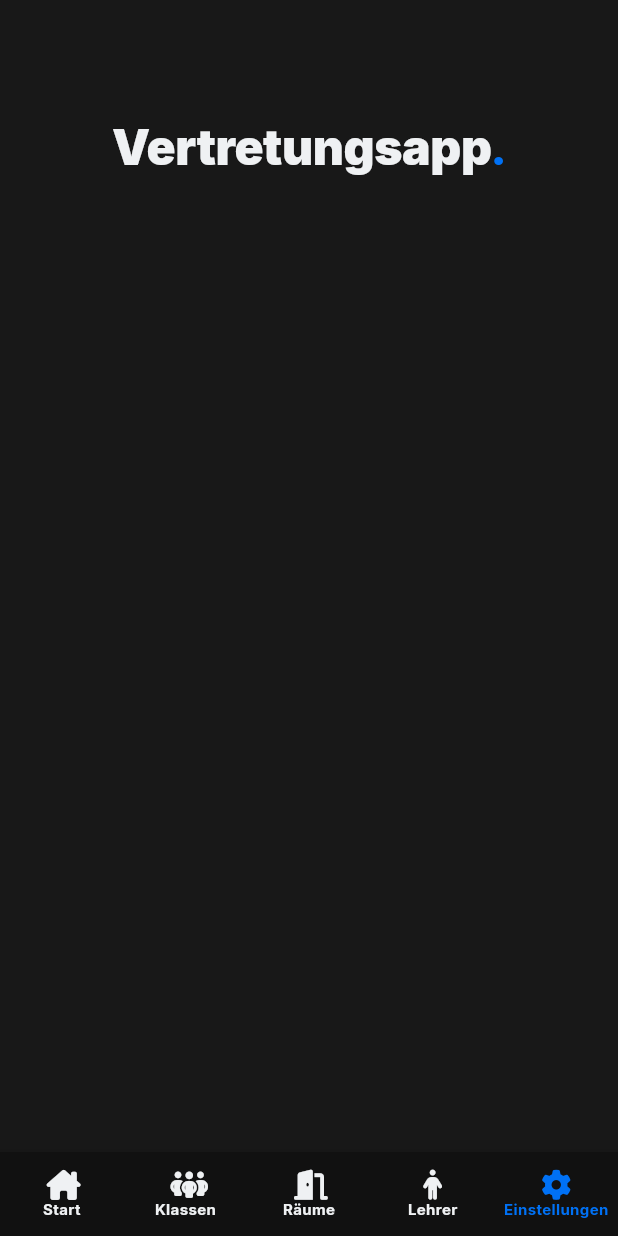
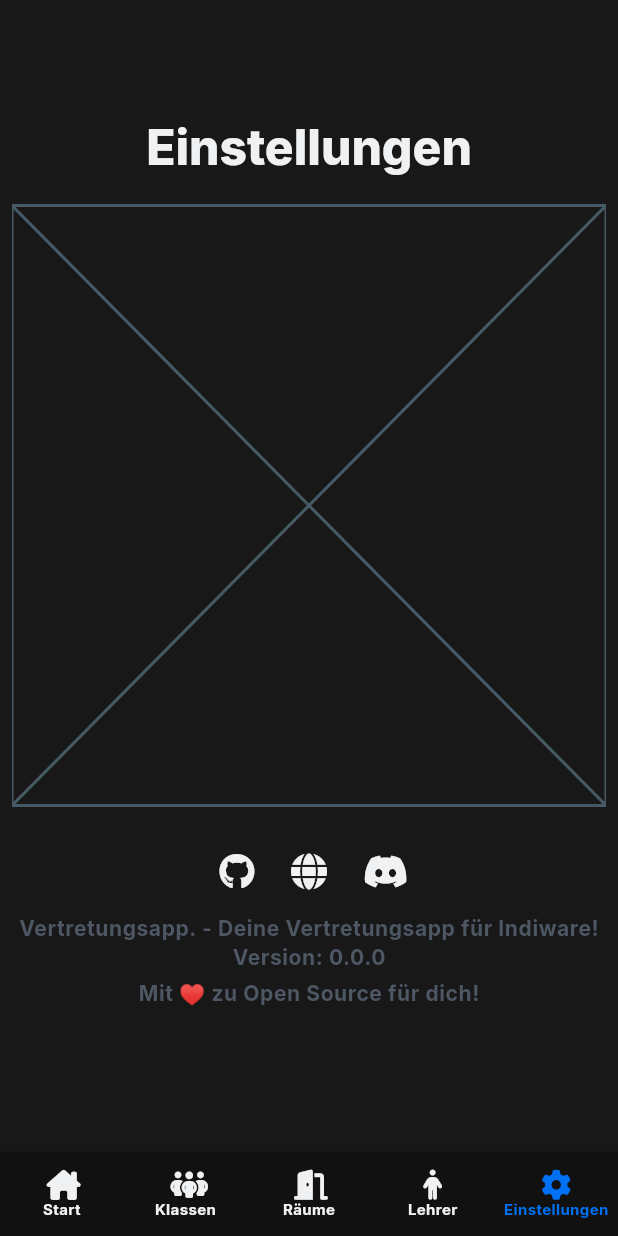
Before and after one commit to Vertretungsapp/app, a Flutter app: the screen it shows after launch, swiped to page 5, on a phone screen of 412 x 824 dp. Run offline on Flutter 3.47's test engine with Material 2 defaults, Android fonts, the phone set to English and light mode, and no system bars; our stand-ins replace flutter_secure_storage, font_awesome_flutter, google_fonts, hive_flutter, package_info_plus; missing offline and left inert: dart_date, xml2json; accounts and stored records are empty; network calls fail; statements that could not run were skipped.

Commit message:
implemented first settings page, wip

```diff
--- a/lib/main.dart
+++ b/lib/main.dart
@@ -5,6 +5,7 @@ import 'package:hive_flutter/hive_flutter.dart';
 import 'package:vertretungsapp/api/cache.dart';
 import 'package:vertretungsapp/api/stundenplan24/models/schedule.dart';
 import 'package:vertretungsapp/pages/overview.dart';
+import 'package:vertretungsapp/pages/settings.dart';
 import 'package:vertretungsapp/themes/dark_theme.dart';
 
 import 'pages/home.dart';
@@ -31,7 +32,7 @@ class _MainState extends State<Main> {
     const OverviewPage(type: ScheduleType.schoolClass),
     const OverviewPage(type: ScheduleType.room),
     const OverviewPage(type: ScheduleType.teacher),
-    const HomePage(),
+    const SettingsPage(),
   ];
 
   @override
--- a/lib/pages/overview.dart
+++ b/lib/pages/overview.dart
@@ -28,7 +28,8 @@ class _OverviewPageState extends State<OverviewPage> {
     final headline = ["Klassen", "Raum", "Lehrer"][widget.type.index];
 
     return Scaffold(
-      body: Column(
+      body: Center(
+        child: Column(
           children: [
             RichText(
               text: TextSpan(
@@ -67,7 +68,8 @@ class _OverviewPageState extends State<OverviewPage> {
                             crossAxisSpacing: 16,
                             childAspectRatio: 2,
                             children: items
-                              .map((e) => _Item(type: widget.type, schedule: e))
+                                .map((e) =>
+                                    _Item(type: widget.type, schedule: e))
                                 .toList()));
                   } else if (snapshot.hasError) {
                     return const Text("Error");
@@ -76,6 +78,7 @@ class _OverviewPageState extends State<OverviewPage> {
                   }
                 })
           ],
+        ),
       ),
     );
   }
--- /dev/null
+++ b/lib/pages/settings.dart
@@ -0,0 +1,96 @@
+import 'dart:io';
+
+import 'package:flutter/material.dart';
+import 'package:font_awesome_flutter/font_awesome_flutter.dart';
+import 'package:package_info_plus/package_info_plus.dart';
+import 'package:url_launcher/url_launcher.dart';
+
+class SettingsPage extends StatefulWidget {
+  const SettingsPage({super.key});
+
+  @override
+  State<SettingsPage> createState() => _SettingsPageState();
+}
+
+class _SettingsPageState extends State<SettingsPage> {
+  Future<PackageInfo> packageInfo = PackageInfo.fromPlatform();
+
+  @override
+  Widget build(BuildContext context) {
+    return Scaffold(
+      body: Column(children: [
+        Text("Einstellungen", style: Theme.of(context).textTheme.displayMedium),
+        const SizedBox(height: 20),
+        const Placeholder(),
+        const SizedBox(height: 20),
+        Container(
+            alignment: Alignment.center,
+            child: Column(
+              children: [
+                const Row(
+                  mainAxisAlignment: MainAxisAlignment.center,
+                  children: [
+                    _ExternalLink(
+                        url: "https://github.com/Vertretungsapp/app",
+                        icon: FontAwesomeIcons.github),
+                    _ExternalLink(
+                        url: "https://vertretungsapp.de",
+                        icon: FontAwesomeIcons.globe),
+                    _ExternalLink(
+                        url: "https://vertretungsapp.de/discord",
+                        icon: FontAwesomeIcons.discord),
+                  ],
+                ),
+                const SizedBox(height: 5),
+                Text("Vertretungsapp. - Deine Vertretungsapp für Indiware!",
+                    style: Theme.of(context).textTheme.bodySmall!.copyWith(
+                        color: Theme.of(context).colorScheme.tertiary)),
+                FutureBuilder(
+                    future: packageInfo,
+                    builder: (context, snapshot) {
+                      if (snapshot.hasData) {
+                        return Text("Version: ${snapshot.requireData.version}",
+                            style: Theme.of(context)
+                                .textTheme
+                                .bodySmall!
+                                .copyWith(
+                                    color: Theme.of(context)
+                                        .colorScheme
+                                        .tertiary));
+                      } else {
+                        return Text("Version: -",
+                            style: Theme.of(context)
+                                .textTheme
+                                .bodySmall!
+                                .copyWith(
+                                    color: Theme.of(context)
+                                        .colorScheme
+                                        .tertiary));
+                      }
+                    }),
+                const SizedBox(height: 5),
+                Text("Mit ♥️ zu Open Source für dich!",
+                    style: Theme.of(context).textTheme.bodySmall!.copyWith(
+                        color: Theme.of(context).colorScheme.tertiary)),
+              ],
+            ))
+      ]),
+    );
+  }
+}
+
+class _ExternalLink extends StatelessWidget {
+  final String url;
+  final IconData icon;
+
+  const _ExternalLink({super.key, required this.url, required this.icon});
+
+  @override
+  Widget build(BuildContext context) {
+    return IconButton(
+        onPressed: () {
+          launchUrl(Uri.parse(url));
+        },
+        icon: Icon(icon));
+  }
+}
--- a/pubspec.yaml
+++ b/pubspec.yaml
@@ -1,7 +1,7 @@
 name: vertretungsapp
 description: Deine Vertretungsplanapp für Indiware
 publish_to: 'none'
-version: 1.0.0
+version: 0.0.0
 
 environment:
   sdk: '>=3.1.3 <4.0.0'
@@ -23,6 +23,8 @@ dependencies:
   flutter_launcher_icons: ^0.13.1
   hive: ^2.2.3
   hive_flutter: ^1.1.0
+  package_info_plus: ^4.1.0
+  url_launcher: ^6.1.14
 
 dev_dependencies:
   flutter_test:
```
Also changed, not shown: pubspec.lock, 6 other files. Lines whose indentation alone changed are shown as unchanged.
